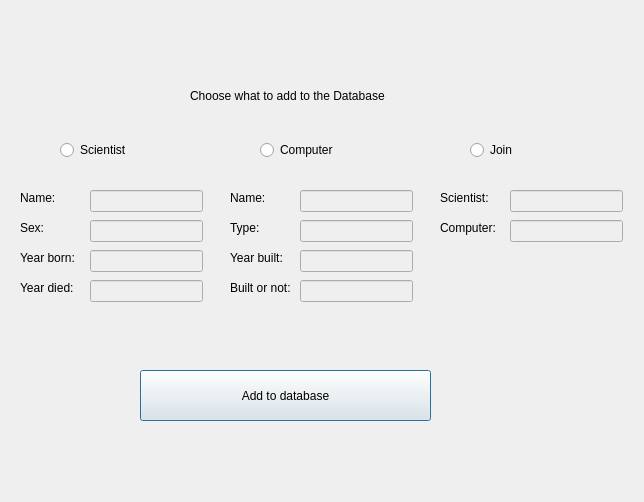
This is widgetVerkefniVika3/addtodatabasedialog.ui in tinnathuridur/vika3 as Qt 5 draws it before an edit. The edited form follows.
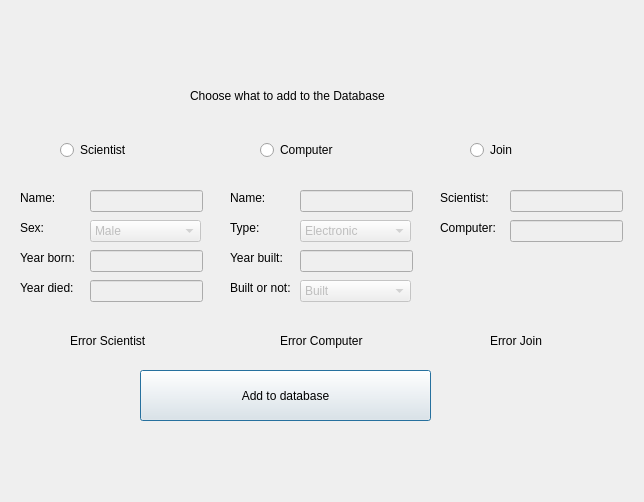
This is the edited form.

Commit message: Getur núna skrifað inní database beint úr addPerson glugganum

Diff of the .ui file:
```diff
--- a/widgetVerkefniVika3/addtodatabasedialog.ui
+++ b/widgetVerkefniVika3/addtodatabasedialog.ui
@@ -208,19 +208,6 @@
     </rect>
    </property>
   </widget>
-  <widget class="QLineEdit" name="lineEdit_Scientist_Sex">
-   <property name="enabled">
-    <bool>false</bool>
-   </property>
-   <property name="geometry">
-    <rect>
-     <x>90</x>
-     <y>220</y>
-     <width>113</width>
-     <height>22</height>
-    </rect>
-   </property>
-  </widget>
   <widget class="QLineEdit" name="lineEdit_Scientist_YearBorn">
    <property name="enabled">
     <bool>false</bool>
@@ -247,19 +234,6 @@
     </rect>
    </property>
   </widget>
-  <widget class="QLineEdit" name="lineEdit_Computer_Type">
-   <property name="enabled">
-    <bool>false</bool>
-   </property>
-   <property name="geometry">
-    <rect>
-     <x>300</x>
-     <y>220</y>
-     <width>113</width>
-     <height>22</height>
-    </rect>
-   </property>
-  </widget>
   <widget class="QLineEdit" name="lineEdit_Computer_Name">
    <property name="enabled">
     <bool>false</bool>
@@ -286,19 +260,6 @@
     </rect>
    </property>
   </widget>
-  <widget class="QLineEdit" name="lineEdit_Computer_BuiltOrNot">
-   <property name="enabled">
-    <bool>false</bool>
-   </property>
-   <property name="geometry">
-    <rect>
-     <x>300</x>
-     <y>280</y>
-     <width>113</width>
-     <height>22</height>
-    </rect>
-   </property>
-  </widget>
   <widget class="QLineEdit" name="lineEdit_Join_Scientist">
    <property name="enabled">
     <bool>false</bool>
@@ -338,6 +299,133 @@
     <string>Type:</string>
    </property>
   </widget>
+  <widget class="QComboBox" name="comboBox_Scientist_Sex">
+   <property name="enabled">
+    <bool>false</bool>
+   </property>
+   <property name="geometry">
+    <rect>
+     <x>90</x>
+     <y>220</y>
+     <width>111</width>
+     <height>22</height>
+    </rect>
+   </property>
+   <property name="editable">
+    <bool>false</bool>
+   </property>
+   <item>
+    <property name="text">
+     <string>Male</string>
+    </property>
+   </item>
+   <item>
+    <property name="text">
+     <string>Female</string>
+    </property>
+   </item>
+  </widget>
+  <widget class="QComboBox" name="comboBox_Computer_BuiltOrNot">
+   <property name="enabled">
+    <bool>false</bool>
+   </property>
+   <property name="geometry">
+    <rect>
+     <x>300</x>
+     <y>280</y>
+     <width>111</width>
+     <height>22</height>
+    </rect>
+   </property>
+   <property name="editable">
+    <bool>false</bool>
+   </property>
+   <item>
+    <property name="text">
+     <string>Built</string>
+    </property>
+   </item>
+   <item>
+    <property name="text">
+     <string>Not Built</string>
+    </property>
+   </item>
+  </widget>
+  <widget class="QLabel" name="errorLabel_Scientist">
+   <property name="geometry">
+    <rect>
+     <x>70</x>
+     <y>330</y>
+     <width>101</width>
+     <height>21</height>
+    </rect>
+   </property>
+   <property name="text">
+    <string>Error Scientist</string>
+   </property>
+  </widget>
+  <widget class="QLabel" name="errorLabel_Computer">
+   <property name="geometry">
+    <rect>
+     <x>280</x>
+     <y>330</y>
+     <width>101</width>
+     <height>21</height>
+    </rect>
+   </property>
+   <property name="text">
+    <string>Error Computer</string>
+   </property>
+  </widget>
+  <widget class="QLabel" name="errorLabel_Join">
+   <property name="geometry">
+    <rect>
+     <x>490</x>
+     <y>330</y>
+     <width>101</width>
+     <height>21</height>
+    </rect>
+   </property>
+   <property name="text">
+    <string>Error Join</string>
+   </property>
+  </widget>
+  <widget class="QComboBox" name="comboBox_Computer_Type">
+   <property name="enabled">
+    <bool>false</bool>
+   </property>
+   <property name="geometry">
+    <rect>
+     <x>300</x>
+     <y>220</y>
+     <width>111</width>
+     <height>22</height>
+    </rect>
+   </property>
+   <property name="editable">
+    <bool>false</bool>
+   </property>
+   <item>
+    <property name="text">
+     <string>Electronic</string>
+    </property>
+   </item>
+   <item>
+    <property name="text">
+     <string>Mechatronic</string>
+    </property>
+   </item>
+   <item>
+    <property name="text">
+     <string>Transistor</string>
+    </property>
+   </item>
+   <item>
+    <property name="text">
+     <string>Other</string>
+    </property>
+   </item>
+  </widget>
  </widget>
  <resources/>
  <connections/>
```
The commit also changes 2 other files.
